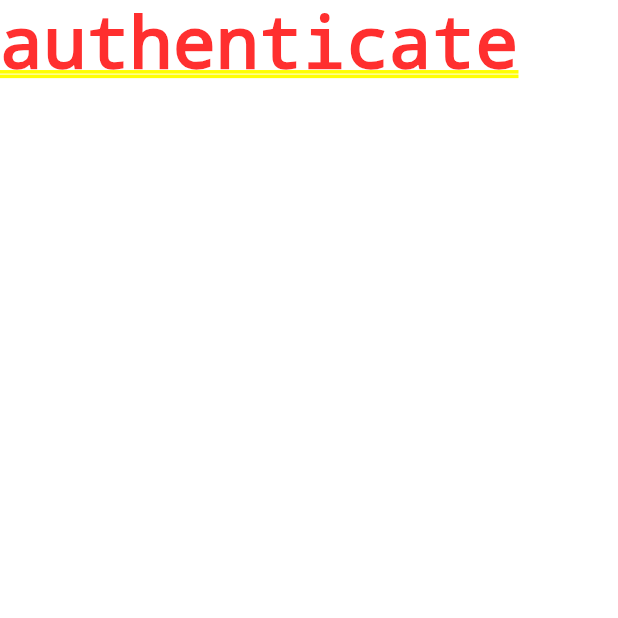
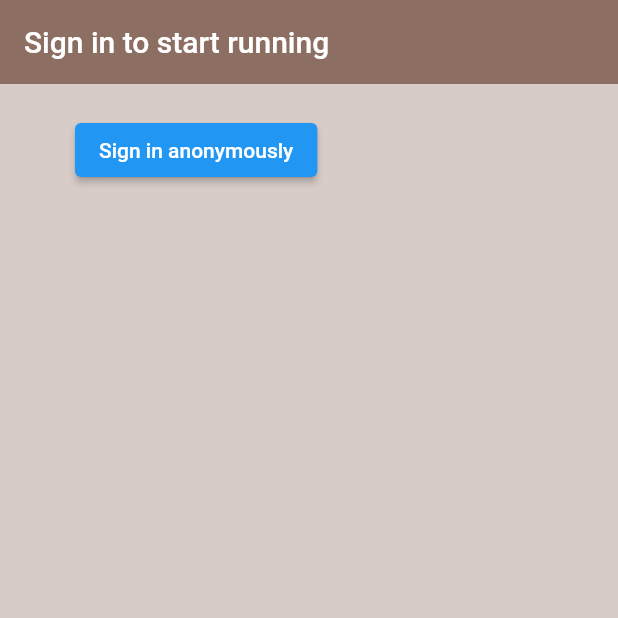
Before and after one commit to ZieglD/runningApp, a Flutter app: the screen it shows after launch, on a phone screen of 412 x 824 dp, the top half of it. Run offline on Flutter 3.47's test engine with Material 2 defaults, Android fonts, the phone set to English and light mode, and no system bars; our stand-ins replace firebase_auth, firebase_core; accounts and stored records are empty.

Commit message:
Started with Firebase Authentication

```diff
--- a/flutter_running_app/lib/main.dart
+++ b/flutter_running_app/lib/main.dart
@@ -1,7 +1,13 @@
+import 'package:firebase_core/firebase_core.dart';
 import 'package:flutter/material.dart';
+import 'package:flutter_running_app/models/my_user.dart';
 import 'package:flutter_running_app/screens/wrapper.dart';
+import 'package:flutter_running_app/services/auth.dart';
+import 'package:provider/provider.dart';
 
-void main() {
+void main() async {
+  WidgetsFlutterBinding.ensureInitialized();
+  await Firebase.initializeApp();
   runApp(const MyApp());
 }
 
@@ -11,8 +17,12 @@ class MyApp extends StatelessWidget {
   // This widget is the root of your application.
   @override
   Widget build(BuildContext context) {
-    return MaterialApp(
-      home: Wrapper(),
+    return StreamProvider<MyUser?>.value(
+      initialData: null,
+      value: AuthService().user,
+      child: MaterialApp(
+        home: Wrapper(),
+      ),
     );
   }
 }
--- /dev/null
+++ b/flutter_running_app/lib/models/my_user.dart
@@ -0,0 +1,5 @@
+class MyUser {
+  final String? uid;
+
+  MyUser({this.uid});
+}
--- a/flutter_running_app/lib/screens/authenticate/authenticate.dart
+++ b/flutter_running_app/lib/screens/authenticate/authenticate.dart
@@ -1,4 +1,5 @@
 import 'package:flutter/material.dart';
+import 'package:flutter_running_app/screens/authenticate/sign_in.dart';
 
 class Authenticate extends StatefulWidget {
   const Authenticate({super.key});
@@ -11,7 +12,7 @@ class _AuthenticateState extends State<Authenticate> {
   @override
   Widget build(BuildContext context) {
     return Container(
-      child: Text('authenticate')
+      child: SignIn(),
     );
   }
 }
--- /dev/null
+++ b/flutter_running_app/lib/screens/authenticate/sign_in.dart
@@ -0,0 +1,40 @@
+import 'package:flutter/material.dart';
+import 'package:flutter_running_app/services/auth.dart';
+
+class SignIn extends StatefulWidget {
+  const SignIn({super.key});
+
+  @override
+  State<SignIn> createState() => _SignInState();
+}
+
+class _SignInState extends State<SignIn> {
+  final AuthService _auth = AuthService();
+
+  @override
+  Widget build(BuildContext context) {
+    return Scaffold(
+      backgroundColor: Colors.brown[100],
+      appBar: AppBar(
+        backgroundColor: Colors.brown[400],
+        elevation: 0.0,
+        title: Text('Sign in to start running'),
+      ),
+      body: Container(
+        padding: EdgeInsets.symmetric(vertical: 20.0, horizontal: 50.0),
+        child: ElevatedButton(
+          child: Text('Sign in anonymously'),
+          onPressed: () async {
+            dynamic result = await _auth.signInAnonymously();
+            if (result == null) {
+              print('Error Signing In');
+            } else {
+              print('Signed In');
+              print(result);
+            }
+          },
+        ),
+      ),
+    );
+  }
+}
--- a/flutter_running_app/lib/screens/wrapper.dart
+++ b/flutter_running_app/lib/screens/wrapper.dart
@@ -1,12 +1,16 @@
 import 'package:flutter/material.dart';
+import 'package:flutter_running_app/models/my_user.dart';
 import 'package:flutter_running_app/screens/authenticate/authenticate.dart';
 import 'package:flutter_running_app/screens/home/home.dart';
+import 'package:provider/provider.dart';
 
 class Wrapper extends StatelessWidget {
   const Wrapper({super.key});
 
   @override
   Widget build(BuildContext context) {
+    final user = Provider.of<MyUser?>(context);
+    print(user);
 
     // return either home or authenticate widget
     return Authenticate();
--- /dev/null
+++ b/flutter_running_app/lib/services/auth.dart
@@ -0,0 +1,37 @@
+import 'package:firebase_auth/firebase_auth.dart';
+import 'package:flutter_running_app/models/my_user.dart';
+
+class AuthService {
+  final FirebaseAuth _auth = FirebaseAuth.instance;
+
+// create User obj based on User
+  MyUser? _userFromFirebase(User? user) {
+    return user != null ? MyUser(uid: user.uid) : null;
+  }
+
+// auth change user stream
+  Stream<MyUser?> get user {
+    return _auth
+        .authStateChanges()
+        .map((User? user) => _userFromFirebase(user));
+  }
+
+// sign in anonymously
+  Future signInAnonymously() async {
+    try {
+      UserCredential result = await _auth.signInAnonymously();
+      User? user = result.user;
+      return _userFromFirebase(user!);
+    } catch (e) {
+      print(e.toString());
+      return null;
+    }
+  }
+
+// sign in with email and password
+
+// register with email and password
+
+// sign out
+
+}
--- a/flutter_running_app/pubspec.yaml
+++ b/flutter_running_app/pubspec.yaml
@@ -38,8 +38,10 @@ dependencies:
   # Use with the CupertinoIcons class for iOS style icons.
   cupertino_icons: ^1.0.2
 
+  firebase_core: ^2.1.0
   cloud_firestore: ^4.0.2
   firebase_auth: ^4.0.2
+  provider: ^6.0.4
 
 dev_dependencies:
   flutter_test:
```
Also changed, not shown: flutter_running_app/pubspec.lock.
